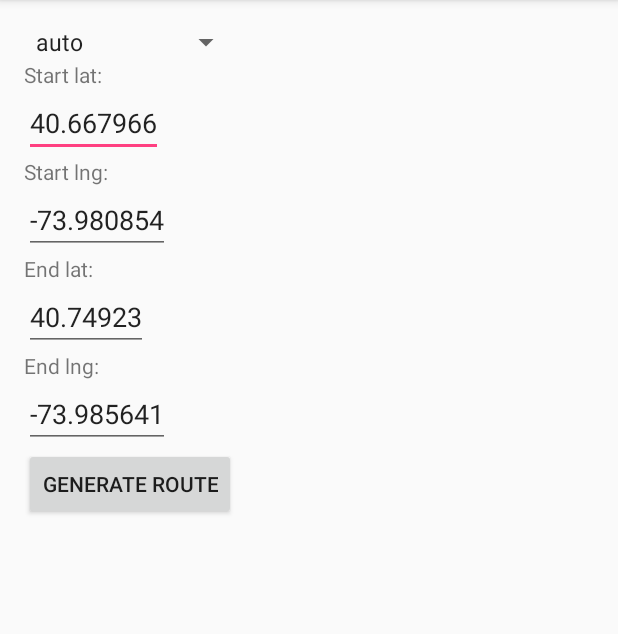
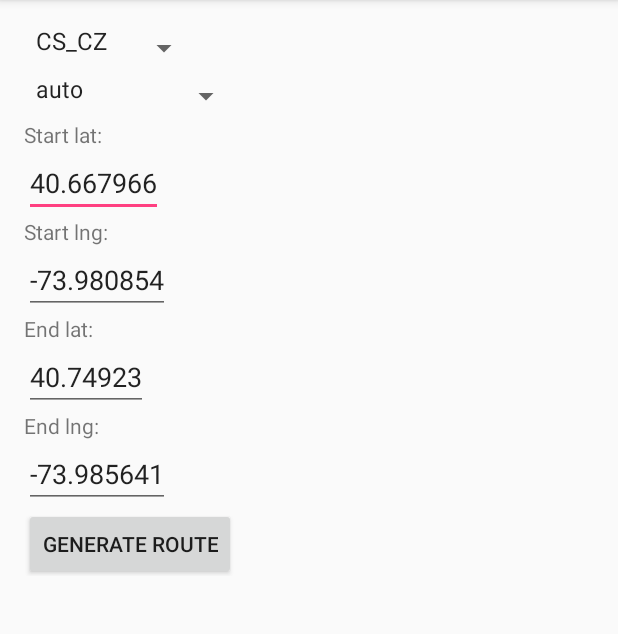
Before and after one commit to mapzen/on-the-road_android, an Android app: the screen it shows after launch (MainActivity), after a tap on "GENERATE ROUTE", on a phone screen of 412 x 824 dp, the part 84-718 px from its top. Run offline under Robolectric (Android 15) with nearby library versions, the phone set to English and light mode, and no system bars; libraries missing offline, so code that uses them is left out: retrofit.client; 2 statements that could not run were skipped; 2 other taps on this screen came first.

```diff
--- a/library/src/main/java/com/mapzen/valhalla/JSON.java
+++ b/library/src/main/java/com/mapzen/valhalla/JSON.java
@@ -42,5 +42,6 @@ public class JSON {
 
     public static class DirectionOptions {
         public String units;
+        public String language;
     }
 }
--- a/library/src/main/java/com/mapzen/valhalla/Router.kt
+++ b/library/src/main/java/com/mapzen/valhalla/Router.kt
@@ -1,6 +1,21 @@
 package com.mapzen.valhalla
 
 interface Router {
+
+    enum class Language(private val languageTag: String) {
+        CS_CZ("cs-CZ"),
+        DE_DE("de-DE"),
+        EN_US("en-US"),
+        PIRATE("en-US-x-pirate"),
+        ES_ES("es-ES"),
+        FR_FR("fr-FR"),
+        IT_IT("it-IT");
+
+        override fun toString(): String {
+            return languageTag
+        }
+    }
+
     enum class Type(private val type: String) {
         WALKING("pedestrian"),
         BIKING("bicycle"),
@@ -22,6 +37,7 @@ interface Router {
     }
 
     fun setHttpHandler(handler: HttpHandler): Router
+    fun setLanguage(language: Language): Router
     fun setWalking(): Router
     fun setDriving(): Router
     fun setBiking(): Router
--- a/library/src/main/java/com/mapzen/valhalla/ValhallaRouter.kt
+++ b/library/src/main/java/com/mapzen/valhalla/ValhallaRouter.kt
@@ -14,6 +14,7 @@ import java.util.ArrayList
 
 open class ValhallaRouter : Router, Runnable {
 
+    private var language = Router.Language.EN_US
     private var type = Router.Type.DRIVING
     private val locations = ArrayList<JSON.Location>()
     private var callback: RouteCallback? = null
@@ -25,7 +26,12 @@ open class ValhallaRouter : Router, Runnable {
 
     override fun setHttpHandler(handler: HttpHandler): Router {
         httpHandler = handler
-        return this;
+        return this
+    }
+
+    override fun setLanguage(language: Router.Language): Router {
+        this.language = language
+        return this
     }
 
     override fun setWalking(): Router {
@@ -93,7 +99,7 @@ open class ValhallaRouter : Router, Runnable {
     }
 
     override fun run() {
-        var jsonString = gson.toJson(getJSONRequest()).toString();
+        var jsonString = gson.toJson(getJSONRequest()).toString()
         httpHandler?.requestRoute(jsonString, object : retrofit.Callback<String> {
             override fun success(result: String, response: Response) {
                 callback?.success(Route(result))
@@ -108,12 +114,13 @@ open class ValhallaRouter : Router, Runnable {
 
     override fun getJSONRequest(): JSON {
         if (locations.size < 2) {
-            throw  MalformedURLException();
+            throw  MalformedURLException()
         }
-        var json: JSON = JSON();
-        json.locations[0] = locations.get(0)
-        json.locations[1] = locations.get(1)
+        var json: JSON = JSON()
+        json.locations[0] = locations[0]
+        json.locations[1] = locations[1]
         json.costing = this.type.toString()
+        json.directionsOptions.language = this.language.toString()
         json.directionsOptions.units = this.units.toString()
         return json
     }
--- a/sample/src/main/java/com/mapzen/turnbyturn/sample/MainActivity.java
+++ b/sample/src/main/java/com/mapzen/turnbyturn/sample/MainActivity.java
@@ -23,10 +23,12 @@ import android.widget.Spinner;
 import android.widget.TextView;
 import android.widget.Toast;
 
+import static com.mapzen.valhalla.Router.*;
 import retrofit.RestAdapter;
 
 public class MainActivity extends AppCompatActivity {
 
+  Spinner languageSpinner;
   Spinner costingSpinner;
   EditText startLatText;
   EditText startLngText;
@@ -41,7 +43,8 @@ public class MainActivity extends AppCompatActivity {
     super.onCreate(savedInstanceState);
     setContentView(R.layout.activity_main);
     configureRouter();
-    configureSpinner();
+    configureLanguageSpinner();
+    configureCostingSpinner();
     configureTextViews();
     configureRouteBtn();
     configureListView();
@@ -61,7 +64,16 @@ public class MainActivity extends AppCompatActivity {
     });
   }
 
-  private void configureSpinner() {
+  private void configureLanguageSpinner() {
+    languageSpinner = (Spinner) findViewById(R.id.language);
+    ArrayAdapter<CharSequence> spinnerAdapter =
+        ArrayAdapter.createFromResource(this, R.array.languages_array,
+            android.R.layout.simple_spinner_item);
+    spinnerAdapter.setDropDownViewResource(android.R.layout.simple_spinner_dropdown_item);
+    languageSpinner.setAdapter(spinnerAdapter);
+  }
+
+  private void configureCostingSpinner() {
     costingSpinner = (Spinner) findViewById(R.id.costing_type);
     ArrayAdapter<CharSequence> spinnerAdapter =
         ArrayAdapter.createFromResource(this, R.array.costing_types_array,
@@ -174,6 +186,8 @@ public class MainActivity extends AppCompatActivity {
       } else {
         router.setMultimodal();
       }
+      Language language = Language.valueOf((String) languageSpinner.getSelectedItem());
+      router.setLanguage(language);
       router.fetch();
     }
   }
--- a/sample/src/main/res/layout-land/activity_main.xml
+++ b/sample/src/main/res/layout-land/activity_main.xml
@@ -26,7 +26,15 @@
       <Spinner
           android:layout_width="wrap_content"
           android:layout_height="wrap_content"
+          android:id="@+id/language"
+          android:paddingBottom="10dp"
+          />
+
+      <Spinner
+          android:layout_width="wrap_content"
+          android:layout_height="wrap_content"
           android:id="@+id/costing_type"
+          android:paddingBottom="10dp"
           />
       <TextView
           android:layout_width="wrap_content"
--- a/sample/src/main/res/layout-port/activity_main.xml
+++ b/sample/src/main/res/layout-port/activity_main.xml
@@ -26,7 +26,15 @@
       <Spinner
           android:layout_width="wrap_content"
           android:layout_height="wrap_content"
+          android:id="@+id/language"
+          android:paddingBottom="10dp"
+          />
+
+      <Spinner
+          android:layout_width="wrap_content"
+          android:layout_height="wrap_content"
           android:id="@+id/costing_type"
+          android:paddingBottom="10dp"
           />
       <TextView
           android:layout_width="wrap_content"
--- a/sample/src/main/res/values/strings.xml
+++ b/sample/src/main/res/values/strings.xml
@@ -12,4 +12,13 @@
     <item>pedestrian</item>
     <item>multimodal</item>
   </string-array>
+  <string-array name="languages_array">
+    <item>CS_CZ</item>
+    <item>DE_DE</item>
+    <item>EN_US</item>
+    <item>PIRATE</item>
+    <item>ES_ES</item>
+    <item>FR_FR</item>
+    <item>IT_IT</item>
+  </string-array>
 </resources>
```
Also changed, not shown: 1 other file.
